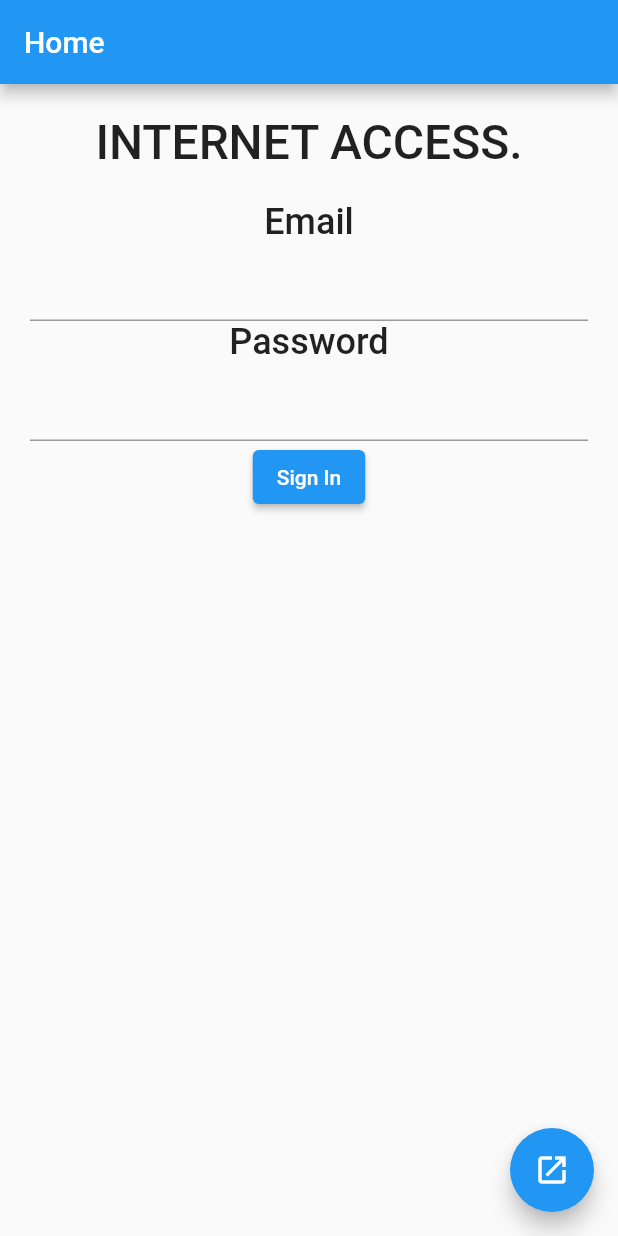
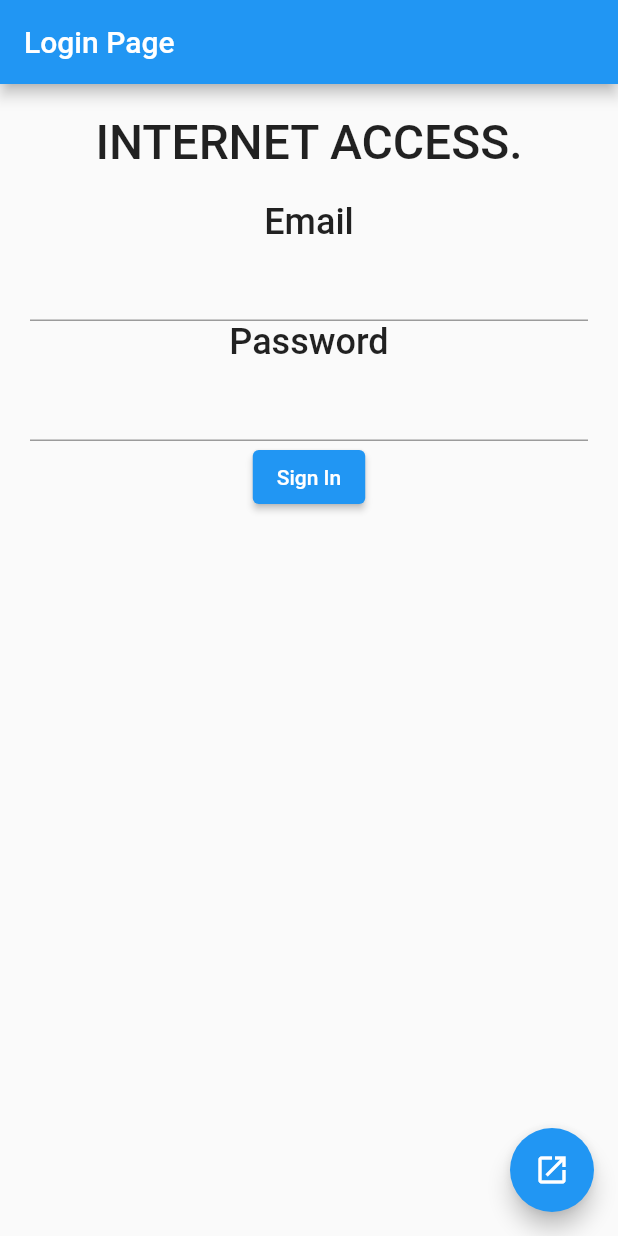
Before and after one commit to makimaki08/flutter_dev, a Flutter app: the screen it shows after launch, after a tap on "Sign In", on a phone screen of 412 x 824 dp. Run offline on Flutter 3.47's test engine with Material 2 defaults, Android fonts, the phone set to English and light mode, and no system bars; our stand-ins replace cloud_firestore, firebase_auth, firebase_core; accounts and stored records are empty; generated files the repository leaves out were written again; network calls fail.

Commit message:
ログインに成功すれば、Home画面に遷移するように変更

```diff
--- a/lib/main.dart
+++ b/lib/main.dart
@@ -26,19 +26,23 @@ class MyApp extends StatelessWidget {
         primaryColor: const Color(0xff2196f3),
         canvasColor: const Color(0xfffafafa),
       ),
-      home: MyHomePage(),
+      initialRoute: '/login',
+      routes: {
+        '/login': (context) => LoginPage(),
+        '/home': (context) => MyHomePage(),
+      },
     );
   }
 }
 
-class MyHomePage extends StatefulWidget {
-  const MyHomePage({Key? key}) : super(key: key);
+class LoginPage extends StatefulWidget {
+  const LoginPage({Key? key}) : super(key: key);
 
   @override
-  _MyHomePageState createState() => _MyHomePageState();
+  _LoginPage createState() => _LoginPage();
 }
 
-class _MyHomePageState extends State<MyHomePage> {
+class _LoginPage extends State<LoginPage> {
 
   @override
   void initState() {
@@ -52,7 +56,7 @@ class _MyHomePageState extends State<MyHomePage> {
   Widget build(BuildContext context) {
     return Scaffold(
       appBar: AppBar(
-        title: Text('Home'),
+        title: Text('Login Page'),
       ),
       body: Padding(
         padding: EdgeInsets.all(20.0),
@@ -110,23 +114,29 @@ class _MyHomePageState extends State<MyHomePage> {
 
 
 
+
   void signedAlert(String _userId) {
     showDialog(
-      context: context,
-      builder: (BuildContext context) => AlertDialog(
-        title: Text("Alert"),
-        content: Text(_userId ?? "サインイン失敗!"),
-        // content: Text("サインイン成功"),
-      )
+        context: context,
+        builder: (BuildContext context) => AlertDialog(
+          title: Text("Alert"),
+          content: Text("ログイン成功！\nUserID：${_userId}"),
+          // content: Text("サインイン成功"),
+        )
     );
   }
-
 
   Future<Object> signInWithMail() async {
     try {
       final userCredential = await FirebaseAuth.instance.signInWithEmailAndPassword(
         email: _mail.text,
         password: _passWord.text,
+      );
+      // signedAlert(userCredential.user!.uid);
+      Navigator.pushNamed(
+        context,
+        '/home',
+        arguments: userCredential.user!.uid
       );
       return userCredential.user!;
     } on FirebaseAuthException catch (e) {
@@ -139,3 +149,35 @@ class _MyHomePageState extends State<MyHomePage> {
     }
   }
 }
+
+class MyHomePage extends StatelessWidget {
+  @override
+  Widget build(BuildContext context) {
+    var _userId = ModalRoute.of(context)?.settings.arguments;
+    return Scaffold(
+      appBar: AppBar(
+        title: Text('Home'),
+      ),
+      body: Center(
+        child: Column(
+          children: <Widget>[
+            Text(
+              "ログイン成功\nUser ID : ${_userId}",
+              style: TextStyle(
+                fontSize: 24,
+                fontWeight: ui.FontWeight.w500
+              ),
+            ),
+            Padding(padding: EdgeInsets.all(10.0)),
+            ElevatedButton(
+              child: Text('Logout'),
+              onPressed: () {
+                Navigator.pop<String>(context);
+              },
+            )
+          ],
+        ),
+      ),
+    );
+  }
+}
```
